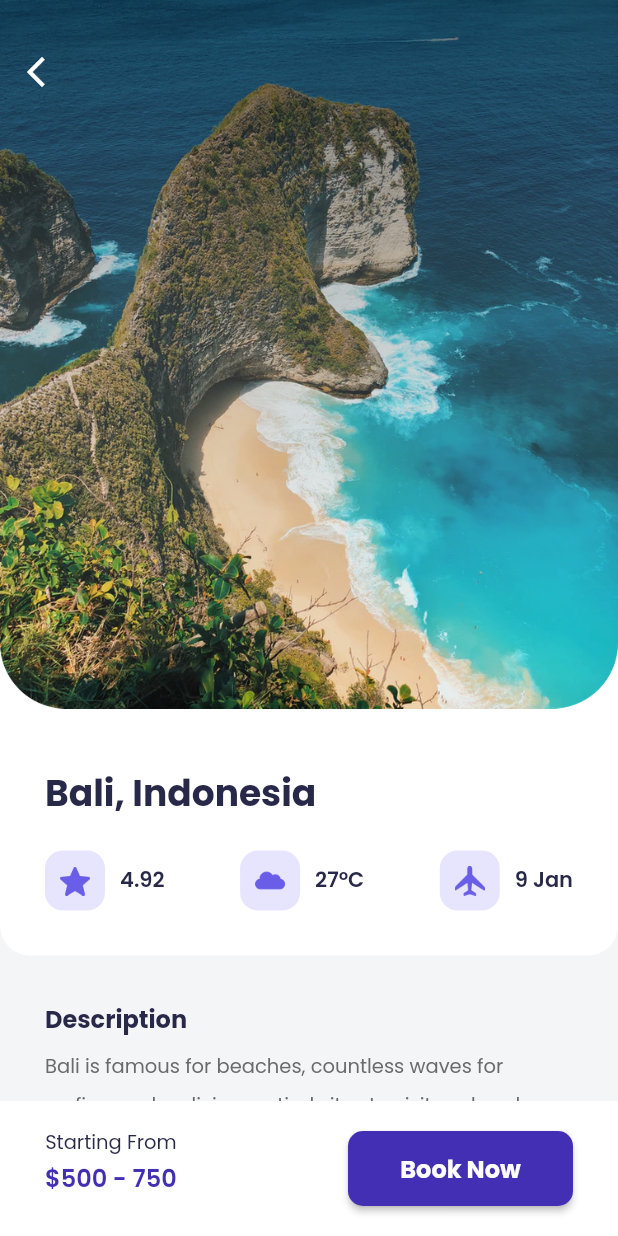
After one commit to ziss11/travel-app-ui, a Flutter app: the DetailPage screen opened by its route, on a phone screen of 412 x 824 dp. The commit adds this screen. Run offline on Flutter 3.47's test engine with Material 2 defaults, Android fonts, the phone set to English and light mode, and no system bars; our stand-ins replace google_fonts.

Commit message:
add detail page design

```diff
--- a/lib/main.dart
+++ b/lib/main.dart
@@ -1,5 +1,6 @@
 import 'package:flutter/cupertino.dart';
 import 'package:flutter/material.dart';
+import 'package:travel_app/pages/detail_page.dart';
 import 'package:travel_app/pages/home_page.dart';
 import 'package:travel_app/style/colors.dart';
 import 'package:travel_app/style/text_style.dart';
@@ -24,6 +25,8 @@ class MyApp extends StatelessWidget {
         switch (settings.name) {
           case HomePage.routeName:
             return MaterialPageRoute(builder: (_) => const HomePage());
+          case DetailPage.routName:
+            return MaterialPageRoute(builder: (_) => const DetailPage());
           default:
             return MaterialPageRoute(
               builder: (_) {
--- /dev/null
+++ b/lib/pages/detail_page.dart
@@ -0,0 +1,228 @@
+import 'package:flutter/material.dart';
+import 'package:travel_app/style/colors.dart';
+import 'package:travel_app/style/constant.dart';
+import 'package:travel_app/style/route.dart';
+import 'package:travel_app/style/text_style.dart';
+import 'package:travel_app/widgets/custom_button.dart';
+
+class DetailPage extends StatelessWidget {
+  static const routName = detailRoute;
+
+  const DetailPage({Key? key}) : super(key: key);
+
+  @override
+  Widget build(BuildContext context) {
+    Widget _header() {
+      return Stack(
+        children: [
+          Container(
+            margin: const EdgeInsets.only(top: 381),
+            padding: EdgeInsets.all(defaultMargin),
+            width: double.infinity,
+            decoration: BoxDecoration(
+              color: kWhiteColor,
+              borderRadius: BorderRadius.vertical(
+                bottom: Radius.circular(
+                  defaultRadius,
+                ),
+              ),
+            ),
+            child: Column(
+              mainAxisAlignment: MainAxisAlignment.end,
+              crossAxisAlignment: CrossAxisAlignment.start,
+              children: [
+                const SizedBox(
+                  height: 100,
+                ),
+                Text(
+                  'Bali, Indonesia',
+                  style: kHeading5,
+                ),
+                const SizedBox(
+                  height: 20,
+                ),
+                Row(
+                  mainAxisAlignment: MainAxisAlignment.spaceBetween,
+                  children: [
+                    Row(
+                      children: [
+                        Container(
+                          padding: const EdgeInsets.all(10),
+                          decoration: BoxDecoration(
+                            color: kLightPurple,
+                            borderRadius: BorderRadius.circular(12),
+                          ),
+                          child: Image.asset(
+                            'assets/star_icon.png',
+                            width: 20,
+                          ),
+                        ),
+                        const SizedBox(
+                          width: 10,
+                        ),
+                        Text(
+                          '4.92',
+                          style: kSubtitle.copyWith(
+                            fontWeight: semibold,
+                            color: kBlackColor,
+                          ),
+                        ),
+                      ],
+                    ),
+                    Row(
+                      children: [
+                        Container(
+                          padding: const EdgeInsets.all(10),
+                          decoration: BoxDecoration(
+                            color: kLightPurple,
+                            borderRadius: BorderRadius.circular(12),
+                          ),
+                          child: Image.asset(
+                            'assets/cloud_icon.png',
+                            width: 20,
+                          ),
+                        ),
+                        const SizedBox(
+                          width: 10,
+                        ),
+                        Text(
+                          '27ºC',
+                          style: kSubtitle.copyWith(
+                            fontWeight: semibold,
+                            color: kBlackColor,
+                          ),
+                        ),
+                      ],
+                    ),
+                    Row(
+                      children: [
+                        Container(
+                          padding: const EdgeInsets.all(10),
+                          decoration: BoxDecoration(
+                            color: kLightPurple,
+                            borderRadius: BorderRadius.circular(12),
+                          ),
+                          child: Image.asset(
+                            'assets/airplane_icon.png',
+                            width: 20,
+                          ),
+                        ),
+                        const SizedBox(
+                          width: 10,
+                        ),
+                        Text(
+                          '9 Jan',
+                          style: kSubtitle.copyWith(
+                            fontWeight: semibold,
+                            color: kBlackColor,
+                          ),
+                        ),
+                      ],
+                    ),
+                  ],
+                ),
+              ],
+            ),
+          ),
+          Image.asset(
+            'assets/detail_image.png',
+            fit: BoxFit.cover,
+          ),
+          Padding(
+            padding: const EdgeInsets.symmetric(
+              vertical: 24,
+            ),
+            child: IconButton(
+              onPressed: () => Navigator.pop(context),
+              icon: Icon(
+                Icons.arrow_back_ios_new,
+                color: kWhiteColor,
+              ),
+            ),
+          ),
+        ],
+      );
+    }
+
+    Widget _body() {
+      return Padding(
+        padding: EdgeInsets.only(
+          right: defaultMargin,
+          left: defaultMargin,
+          top: defaultMargin,
+          bottom: 110,
+        ),
+        child: Column(
+          crossAxisAlignment: CrossAxisAlignment.start,
+          children: [
+            Text(
+              'Description',
+              style: kTitle.copyWith(color: kBlackColor),
+            ),
+            const SizedBox(
+              height: 5,
+            ),
+            Text(
+              'Bali is famous for beaches, countless waves for surfing scuba diving, natiral sites to visit and explore trem ely fascinating Hindus culture with colorfuls ceremonies and magnificent temples gifted artists the producing.',
+              style: kBodyText.copyWith(height: 2),
+              overflow: TextOverflow.clip,
+            ),
+          ],
+        ),
+      );
+    }
+
+    Widget _footer() {
+      return Container(
+        height: 90,
+        padding: EdgeInsets.symmetric(
+          horizontal: defaultMargin,
+          vertical: 18,
+        ),
+        color: kWhiteColor,
+        child: Row(
+          mainAxisAlignment: MainAxisAlignment.spaceBetween,
+          children: [
+            Column(
+              mainAxisAlignment: MainAxisAlignment.start,
+              children: [
+                Text(
+                  'Starting From',
+                  style: kBodyText.copyWith(
+                    color: kBlackColor,
+                  ),
+                ),
+                const SizedBox(
+                  height: 2,
+                ),
+                Text(
+                  '\$500 - 750',
+                  style: kTitle.copyWith(
+                    fontWeight: semibold,
+                    color: kPurpleColor,
+                  ),
+                ),
+              ],
+            ),
+            const CustomButton(),
+          ],
+        ),
+      );
+    }
+
+    return Scaffold(
+      floatingActionButton: _footer(),
+      floatingActionButtonLocation: FloatingActionButtonLocation.centerDocked,
+      backgroundColor: kLightGrey,
+      body: SafeArea(
+        child: ListView(
+          physics: const BouncingScrollPhysics(),
+          children: [
+            _header(),
+            _body(),
+          ],
+        ),
+      ),
+    );
+  }
+}
--- a/lib/pages/home_page.dart
+++ b/lib/pages/home_page.dart
@@ -150,12 +150,12 @@ class _HomePageState extends State<HomePage>
                 ),
                 CountriesCard(
                   img: 'assets/countrie2.png',
-                  name: 'Bali',
+                  name: 'Paris',
                   isPopular: false,
                 ),
                 CountriesCard(
                   img: 'assets/countrie3.png',
-                  name: 'Bali',
+                  name: 'England',
                   isPopular: false,
                 ),
               ],
--- a/lib/widgets/countries_card.dart
+++ b/lib/widgets/countries_card.dart
@@ -1,6 +1,7 @@
 import 'package:flutter/material.dart';
 import 'package:travel_app/style/colors.dart';
 import 'package:travel_app/style/constant.dart';
+import 'package:travel_app/style/route.dart';
 import 'package:travel_app/style/text_style.dart';
 
 class CountriesCard extends StatelessWidget {
@@ -17,7 +18,9 @@ class CountriesCard extends StatelessWidget {
 
   @override
   Widget build(BuildContext context) {
-    return Container(
+    return InkWell(
+      onTap: () => Navigator.pushNamed(context, detailRoute),
+      child: Container(
         margin: const EdgeInsets.only(right: 20),
         height: 170,
         width: 120,
@@ -68,6 +71,7 @@ class CountriesCard extends StatelessWidget {
             )
           ],
         ),
+      ),
     );
   }
 }
--- /dev/null
+++ b/lib/widgets/custom_button.dart
@@ -0,0 +1,30 @@
+import 'package:flutter/material.dart';
+import 'package:travel_app/style/colors.dart';
+import 'package:travel_app/style/text_style.dart';
+
+class CustomButton extends StatelessWidget {
+  const CustomButton({Key? key}) : super(key: key);
+
+  @override
+  Widget build(BuildContext context) {
+    return SizedBox(
+      height: 50,
+      width: 150,
+      child: ElevatedButton(
+        style: ButtonStyle(
+          shape: MaterialStateProperty.all(
+            RoundedRectangleBorder(
+              borderRadius: BorderRadius.circular(10),
+            ),
+          ),
+          backgroundColor: MaterialStateProperty.all(kPurpleColor),
+        ),
+        onPressed: () {},
+        child: Text(
+          'Book Now',
+          style: kTitle,
+        ),
+      ),
+    );
+  }
+}
```
Also changed, not shown: assets/airplane_icon.png (added), assets/cloud_icon.png (added), assets/detail_image.png (added), assets/star_icon.png (added). Lines whose indentation alone changed are shown as unchanged.
